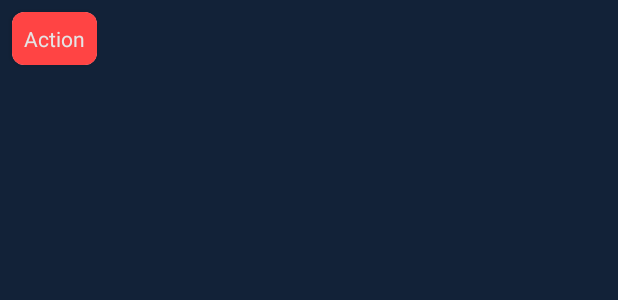
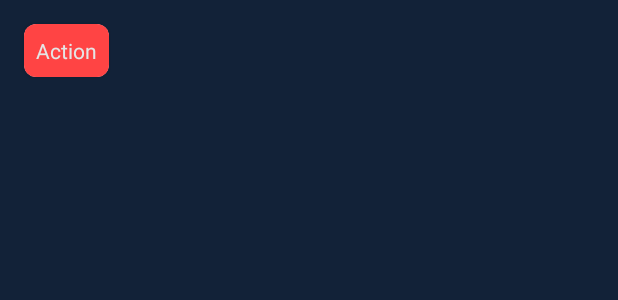
Before and after one commit to rizqiaryansa/MovieJetpack, an Android app: the layout item_genre.xml on its own in the app's theme, with its tools: preview values and no code run, on a phone screen of 412 x 824 dp. Shown: the top 300 px of the screen. Run offline under Robolectric (Android 15) with nearby library versions, the phone set to English and light mode, and no system bars; network calls fail; Roboto replaces fonts that are not available here.

Commit message:
add id cardview item_genre

```diff
--- a/app/src/main/res/layout/item_genre.xml
+++ b/app/src/main/res/layout/item_genre.xml
@@ -10,9 +10,10 @@
 
 
     <androidx.cardview.widget.CardView
+            android:id="@+id/cvGenre"
             android:layout_width="wrap_content"
             android:layout_height="wrap_content"
-            android:layout_margin="@dimen/_8dp"
+            android:layout_margin="@dimen/_16dp"
             app:cardCornerRadius="@dimen/_8dp">
 
         <androidx.appcompat.widget.AppCompatTextView
```
Also changed, not shown: 1 other file.
